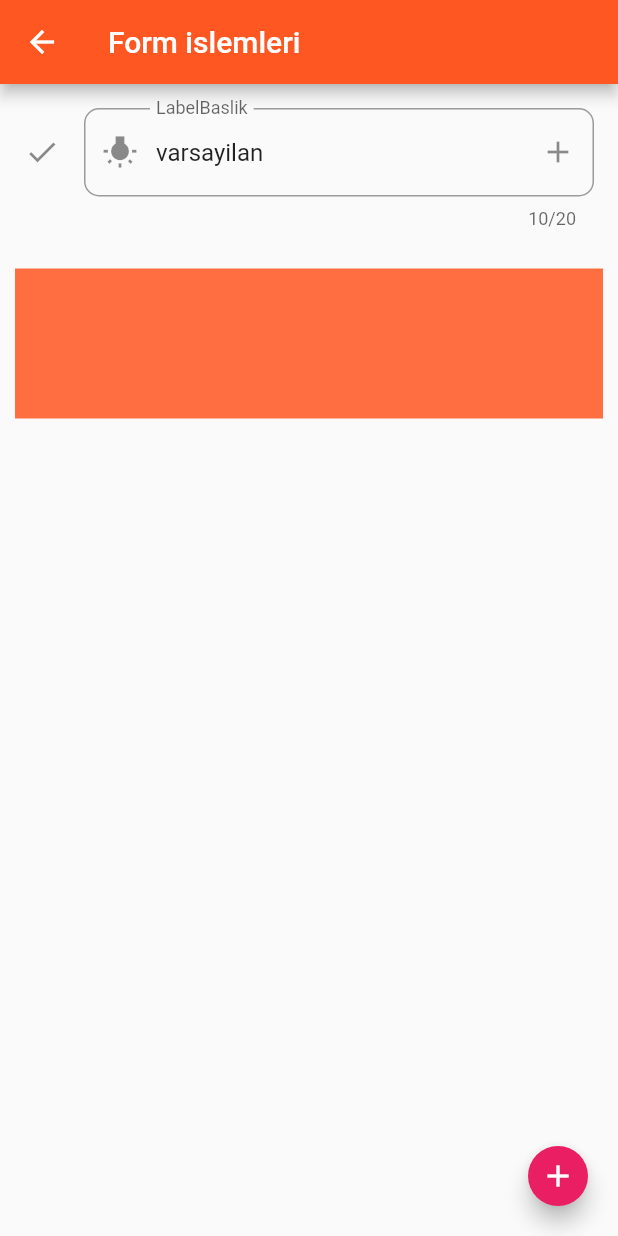
After one commit to brkcnszgn/testflutter, a Flutter app: the screen it shows after launch, after a tap on "Input Forma git", on a phone screen of 412 x 824 dp. The commit adds this screen. Run offline on Flutter 3.47's test engine with Material 2 defaults, Android fonts, the phone set to English and light mode, and no system bars; our stand-ins replace toast.

Commit message:
EditText 1

```diff
--- /dev/null
+++ b/lib/form_islemleri/form_islemleri.dart
@@ -0,0 +1,130 @@
+import 'package:flutter/material.dart';
+
+class FormIslemleri extends StatefulWidget {
+  @override
+  _FormIslemleriState createState() => _FormIslemleriState();
+}
+
+class _FormIslemleriState extends State<FormIslemleri> {
+  String girilenMetin = "";
+  FocusNode _focusNode;
+  int maxLines = 1;
+  TextEditingController _textEditingController;
+
+                                          //TODO uygulama build'den once calisan method
+  @override
+  void initState() {
+    super.initState();
+
+                                           //TODO Init state icerisinde canli degisiklikler guncel hemen olmasini istedigimiz degisiklikler icin listener kullanmaliyiz
+                                           //TODO Sadece setState olayimizi cozmeyecektir. setState form yuklendiginde sadece 1 kere en once tetiklenen methoddur.
+                                            //TODO Bu yuzden listener icerisinde setState kullanilir ve kosul belirtilirse form icerisinde soz konusu kosul devamli calisacaktir.
+
+    _focusNode = FocusNode();
+    _textEditingController = TextEditingController(text:"varsayilan");
+    _focusNode.addListener(() {
+      setState(() {
+        if (_focusNode.hasFocus) {
+          maxLines = 3;
+        } else {
+          maxLines = 1;
+        }
+      });
+    });
+  }
+
+                                                //TODO uygulama cop oldugunda tetiklenen method
+                                                //TODO Init State'de superden sonra tetiklenir. Dispose de superden once. Yani uygulama kapatilmadan ilgili ozellikler uygulamaya devredilir.
+  @override
+  void dispose() {
+    _focusNode.dispose();
+    super.dispose();
+  }
+
+  @override
+  Widget build(BuildContext context) {
+    return Scaffold(
+      resizeToAvoidBottomPadding: false,
+      appBar: AppBar(
+        title: Text("Form islemleri"),
+      ),
+      floatingActionButton: Column(
+        mainAxisAlignment: MainAxisAlignment.end,
+        children: <Widget>[
+
+
+          FloatingActionButton(
+            child: Icon(Icons.add),
+            mini: true,
+            backgroundColor: Colors.pink,
+            onPressed: (){},
+          ),
+
+
+        ],
+      ),
+      body: ListView(
+        children: <Widget>[
+          Padding(
+            padding: const EdgeInsets.all(16.0),
+            child: TextField(
+                                                   //TODO editText icerisine girilmesi gereken zorunlu karakterler
+              keyboardType: TextInputType.number,
+                                                    //TODO klavye'ye onay buttonu eklenir
+              textInputAction: TextInputAction.done,
+                                                    //TODO oto focus
+              autofocus: false,
+              focusNode: _focusNode,
+                                                   //TODO toplam 3 satir veriyor
+              maxLines: maxLines,
+              controller: _textEditingController,
+                                                    //TODO maximum karakter uzunlugu
+              maxLength: 20,
+              maxLengthEnforced: true,
+                                                   //TODO textfiled icersinde on change methodu tetiklendi zaman calisacak
+              onChanged: (String s) {
+                girilenMetin = s;
+                debugPrint("on change ozelligi tetiklendi =>  $s");
+              },
+              onSubmitted: (String s) {
+                girilenMetin = s;
+                debugPrint("on Submit ozelligi tetiklendi =>  $s");
+              },
+              cursorColor: Colors.orange,
+                                                     //TODO EditText ile ilgili tum dekorasyonlar burada bulunur
+              decoration: InputDecoration(
+                hintText: "EditTextHint",
+                labelText: "LabelBaslik",
+                border: OutlineInputBorder(
+                    borderRadius: BorderRadius.all(Radius.circular(10)),
+                    gapPadding: 4),
+                                                     //TODO editText disina icon koyar
+                icon: Icon(Icons.done),
+                                                   //TODO edittext icine en basa icon koyar
+                prefixIcon: Icon(Icons.wb_incandescent),
+                                                       //TODO editText sonuna icon koyar mesela password'u yildizdan normal degerlere cevirme gibi
+                suffixIcon: Icon(Icons.add),
+                                                    //TODO edittext Arka plan rengini degistirmek icin
+//                fillColor: Colors.black,
+//                filled: true
+              ),
+            ),
+          ),
+          Container(
+            color: Colors.deepOrangeAccent,
+            margin: EdgeInsets.all(10),
+                                                          //TODO olabldiignce container buyutmek icin width: double.infinity kullanilabilir. height : MediaQuery.of(context).size.height ile ekranin verilerini ekran oranlarina gore yayilacak
+            height: 100,
+            alignment: Alignment.center,
+            child: Align(
+              alignment: Alignment.center,
+              child: Text(
+                girilenMetin,
+              ),
+            ),
+          ),
+        ],
+      ),
+    );
+  }
+}
--- a/lib/main.dart
+++ b/lib/main.dart
@@ -3,6 +3,7 @@ import 'package:testflutter/customScrollView/customScrollView.dart';
 import 'package:testflutter/listview/listview_sperator_builder.dart';
 
 import 'ListView_kullanici_dostu.dart';
+import 'form_islemleri/form_islemleri.dart';
 import 'girdView/grid_view.dart';
 import 'listView.dart';
 import 'navigator_push/navigator_push.dart';
@@ -23,37 +24,38 @@ void main() {
         '/Cpage/Dpage': (context) => DPage(),
         '/CPage/DPage/APage': (context) => APage(),
         '/listPage': (context) => LisPage(),
+        '/formInput': (context)=> FormIslemleri(),
 //        '/listDetail/$clickForPosition':(context)=>ListDetail(clickForPosition),
       },
 
-      onGenerateRoute: (RouteSettings settings) {
-
-        List<String> pathElemanlari = settings.name.split("/"); //  /detay/index
-        //donen degerleri rotalari kontrol etmemiz gerekir
-        if (pathElemanlari[1] == 'listDetail') {
-
-          return MaterialPageRoute(
-            builder: (context) => ListDetail(
-              int.parse(pathElemanlari[2]),
-            ),
-          );
-          // ignore: missing_return
-        }
-
-        // /urun/detay/id icin rota olusturma
-//        if(pathElemanlari[1]== "urun"){
-//            if(pathElemanlari[2]=="detay"){
+//      onGenerateRoute: (RouteSettings settings) {
 //
-//            }else if(pathElemanlari[2]=="ozellik"){
+//        List<String> pathElemanlari = settings.name.split("/"); //  /detay/index
+//        //donen degerleri rotalari kontrol etmemiz gerekir
+//        if (pathElemanlari[1] == 'listDetail') {
 //
-//            }
+//          return MaterialPageRoute(
+//            builder: (context) => ListDetail(
+//              int.parse(pathElemanlari[2]),
+//            ),
+//          );
+//          // ignore: missing_return
 //        }
-      },
+//
+//        // /urun/detay/id icin rota olusturma
+////        if(pathElemanlari[1]== "urun"){
+////            if(pathElemanlari[2]=="detay"){
+////
+////            }else if(pathElemanlari[2]=="ozellik"){
+////
+////            }
+////        }
+//      },
 
       //Hata almaasi durumunda gosterielcek olan ekran.
-      onUnknownRoute: (RouteSettings settigs) => MaterialPageRoute(
-        builder: (context) => NavigatorPush(),
-      ),
+//      onUnknownRoute: (RouteSettings settigs) => MaterialPageRoute(
+//        builder: (context) => NavigatorPush(),
+//      ),
 
       debugShowCheckedModeBanner: false,
       theme: ThemeData(primaryColor: Colors.deepOrange),
--- a/lib/navigator_push/navigator_push.dart
+++ b/lib/navigator_push/navigator_push.dart
@@ -1,4 +1,5 @@
 import 'package:flutter/material.dart';
+import 'package:testflutter/form_islemleri/form_islemleri.dart';
 
 class NavigatorPush extends StatelessWidget {
   String baslik = "B sayfasindan gelen String deger";
@@ -12,7 +13,7 @@ class NavigatorPush extends StatelessWidget {
           style: TextStyle(fontSize: 16, color: Colors.black87),
         ),
       ),
-      body: Center(
+      body: SingleChildScrollView(
         child: Column(
           mainAxisAlignment: MainAxisAlignment.center,
           children: <Widget>[
@@ -112,6 +113,21 @@ class NavigatorPush extends StatelessWidget {
               child: Center(
                 child: Text(
                   "List git ve geri geleme",
+                  style: TextStyle(color: Colors.black87),
+                ),
+              ),
+              color: Colors.pink,
+            ),
+          RaisedButton(
+              onPressed: () {
+                // Bu navigator ozelligi geri tusuna basildiginda uygulama kapanir.
+                Navigator.pushNamed(context, "/formInput"
+
+                );
+              },
+              child: Center(
+                child: Text(
+                  "Input Forma git",
                   style: TextStyle(color: Colors.black87),
                 ),
               ),
```
